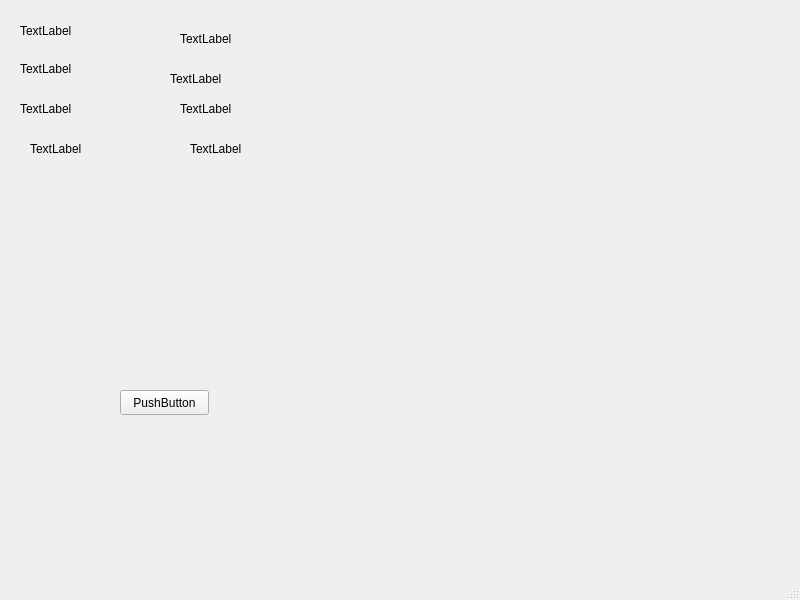
This is JPKomat/src/mainwindow.ui in ppitu/JPKomat as Qt 5 draws it before an edit. The edited form follows.
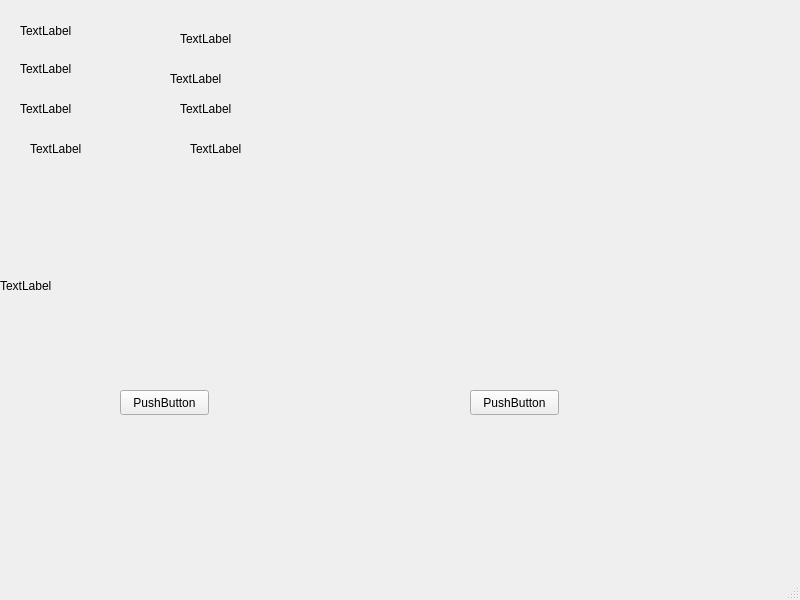
This is the edited form.

Patch:
```diff
--- a/JPKomat/src/mainwindow.ui
+++ b/JPKomat/src/mainwindow.ui
@@ -131,6 +131,32 @@
      <string>TextLabel</string>
     </property>
    </widget>
+   <widget class="QLabel" name="label_9">
+    <property name="geometry">
+     <rect>
+      <x>0</x>
+      <y>250</y>
+      <width>791</width>
+      <height>71</height>
+     </rect>
+    </property>
+    <property name="text">
+     <string>TextLabel</string>
+    </property>
+   </widget>
+   <widget class="QPushButton" name="pushButton_2">
+    <property name="geometry">
+     <rect>
+      <x>470</x>
+      <y>390</y>
+      <width>89</width>
+      <height>25</height>
+     </rect>
+    </property>
+    <property name="text">
+     <string>PushButton</string>
+    </property>
+   </widget>
   </widget>
   <widget class="QMenuBar" name="menubar">
    <property name="geometry">
```
